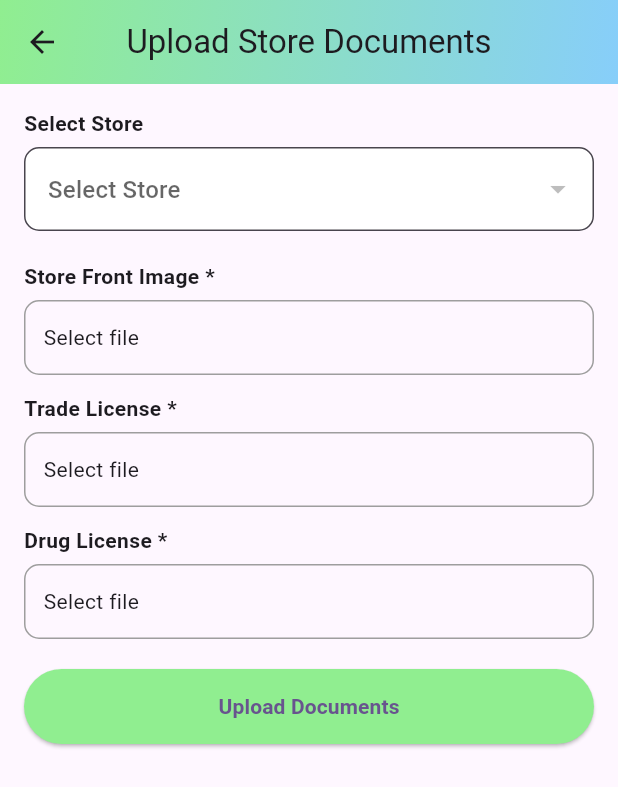
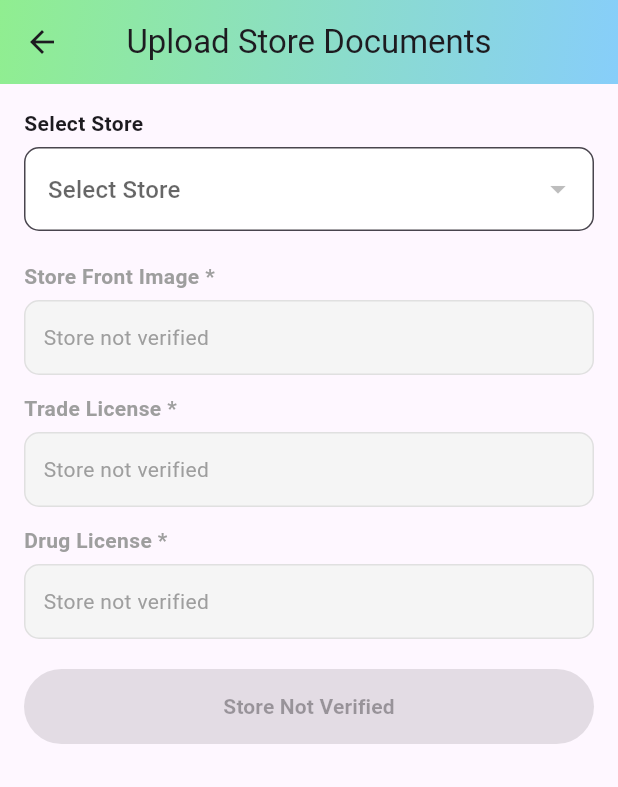
Before and after one commit to AnandBabu-123/storemanager, a Flutter app: the UpdateStoreDocumentsView screen opened by its route, on a phone screen of 412 x 824 dp. Shown: the top 787 px of the screen. Run offline on Flutter 3.47's test engine with Material 3 defaults, Android fonts, the light colour scheme and no system bars; our stand-ins replace connectivity_plus, dio, file_picker, flutter_svg, get, image_picker and 1 more; accounts and stored records are empty; statements that could not run were skipped.

```diff
--- a/lib/controllers/update_details_controller.dart
+++ b/lib/controllers/update_details_controller.dart
@@ -20,6 +20,7 @@ class UpdateDetailsController extends GetxController {
 
   var isEditable = true.obs;
   var isActiveStore = false.obs;
+  RxBool isStoreVerified = false.obs;
 
 
   /// STORE CATEGORY
@@ -309,6 +310,7 @@ class UpdateDetailsController extends GetxController {
 
     if (store == null) return;
 
+
     selectedStore.value = store;
 
     /// find matching business type
@@ -332,14 +334,11 @@ class UpdateDetailsController extends GetxController {
     gstController.text = store.gstNumber;
 
     /// 🔹 STATUS LOGIC
-    if (store.status == "ACTIVE") {
-      isEditable.value = false;     // 🔒 lock fields
-      isActiveStore.value = true;  // for UI color
+    if (store?.storeVerifiedStatus == "true") {
+      isEditable.value = false;     // 🔒 lock
     } else {
-      isEditable.value = true;     // ✏️ allow edit
-      isActiveStore.value = false;
+      isEditable.value = true;      // ✏️ allow edit
     }
-
     /// 🔹 SAVE SELECTED STORE ID
     await prefs.saveStoredUserId(store.userIdStoreId);
 
--- a/lib/screens/pharmacyStore/purchase_invoice_screen.dart
+++ b/lib/screens/pharmacyStore/purchase_invoice_screen.dart
@@ -581,8 +581,11 @@ class PurchaseInvoiceScreen extends StatelessWidget {
                       return TextFormField(
                         controller: entry.value,
                         readOnly: isAutoField,
+
                         decoration: InputDecoration(
-                          border: const OutlineInputBorder(),
+                          border: OutlineInputBorder(
+                            borderRadius: BorderRadius.circular(12), // 👈 radius here
+                          ),
                           isDense: true,
                           errorText: hasError ? "Required" : null,
                           enabledBorder: OutlineInputBorder(
--- a/lib/screens/pharmacyStore/sales_invoice_view.dart
+++ b/lib/screens/pharmacyStore/sales_invoice_view.dart
@@ -271,8 +271,10 @@ class SalesInvoiceView extends StatelessWidget {
                         : TextFormField(
                       controller: entry.value,
                       readOnly: isReadOnly(entry.key),
-                      decoration: const InputDecoration(
-                        border: OutlineInputBorder(),
+                      decoration:  InputDecoration(
+                        border: OutlineInputBorder(
+                          borderRadius: BorderRadius.circular(12), // 👈 radius here
+                        ),
                         isDense: true,
                       ),
                       onChanged: (_) {
--- a/lib/screens/update_store_documents_view.dart
+++ b/lib/screens/update_store_documents_view.dart
@@ -47,23 +47,38 @@ class UpdateStoreDocumentsView extends StatelessWidget {
             ),
             const SizedBox(height: 6),
 
+            // Obx(() {
+            //   final verifiedStores = controller.stores
+            //       .where((store) => store.storeVerifiedStatus == "true")
+            //       .toList();
+            //
+            //   return DropdownButtonFormField<StoreItem>(
+            //     value: controller.selectedStore.value,
+            //     items: verifiedStores.map((store) {
+            //       return DropdownMenuItem<StoreItem>(
+            //         value: store,
+            //         child: Text("${store.id} - ${store.name}"),
+            //       );
+            //     }).toList(),
+            //     onChanged: controller.onStoreSelected, // keep your logic
+            //     decoration: _inputDecoration("Select Store"),
+            //   );
+            // }),
+
             Obx(() {
-              final verifiedStores = controller.stores
-                  .where((store) => store.storeVerifiedStatus == "true")
-                  .toList();
-
               return DropdownButtonFormField<StoreItem>(
                 value: controller.selectedStore.value,
-                items: verifiedStores.map((store) {
+                items: controller.stores.map((store) {
                   return DropdownMenuItem<StoreItem>(
                     value: store,
                     child: Text("${store.id} - ${store.name}"),
                   );
                 }).toList(),
-                onChanged: controller.onStoreSelected, // keep your logic
+                onChanged: controller.onStoreSelected,
                 decoration: _inputDecoration("Select Store"),
               );
             }),
+
 
             const SizedBox(height: 20),
 
@@ -98,20 +113,27 @@ class UpdateStoreDocumentsView extends StatelessWidget {
             const SizedBox(height: 20),
 
             /// 🔹 UPLOAD BUTTON
-            SizedBox(
+            Obx(() => SizedBox(
               width: double.infinity,
               height: 50,
               child: ElevatedButton(
-                onPressed: controller.uploadDocuments,
+                onPressed: controller.isStoreVerified.value
+                    ? controller.uploadDocuments
+                    : null,
                 style: ElevatedButton.styleFrom(
-                  backgroundColor: const Color(0xFF90EE90),
+                  backgroundColor: controller.isStoreVerified.value
+                      ? const Color(0xFF90EE90)
+                      : Colors.grey,
                 ),
-                child: const Text(
-                  "Upload Documents",
-                  style: TextStyle(fontWeight: FontWeight.bold),
+                child: Text(
+                  controller.isStoreVerified.value
+                      ? "Upload Documents"
+                      : "Store Not Verified",
+                  style: const TextStyle(fontWeight: FontWeight.bold),
                 ),
               ),
-            ),
+            )),
+
           ],
         ),
       ),
@@ -136,35 +158,48 @@ class UpdateStoreDocumentsView extends StatelessWidget {
     required Rxn<File> selectedFile,
     required Function(File) onFileSelected,
   }) {
+    return Obx(() {
+      final isEnabled = controller.isStoreVerified.value;
+
       return Column(
         crossAxisAlignment: CrossAxisAlignment.start,
         children: [
-        Text(label, style: const TextStyle(fontWeight: FontWeight.bold)),
+          Text(label,
+              style: TextStyle(
+                fontWeight: FontWeight.bold,
+                color: isEnabled ? Colors.black : Colors.grey,
+              )),
           const SizedBox(height: 6),
 
-        Obx(() {
-          return GestureDetector(
-            onTap: () => _showPickDialog(
-              onFileSelected: onFileSelected,
-            ),
+          GestureDetector(
+            onTap: isEnabled
+                ? () => _showPickDialog(onFileSelected: onFileSelected)
+                : null,
             child: Container(
               height: 50,
               padding: const EdgeInsets.symmetric(horizontal: 12),
               decoration: BoxDecoration(
-                border: Border.all(color: Colors.grey),
+                border: Border.all(
+                    color: isEnabled ? Colors.grey : Colors.grey.shade300),
                 borderRadius: BorderRadius.circular(10),
+                color: isEnabled ? Colors.white : Colors.grey.shade100,
               ),
               alignment: Alignment.centerLeft,
               child: Text(
-                selectedFile.value?.path.split("/").last ?? "Select file",
-                style: const TextStyle(fontSize: 14),
+                selectedFile.value?.path.split("/").last ??
+                    (isEnabled ? "Select file" : "Store not verified"),
+                style: TextStyle(
+                  fontSize: 14,
+                  color: isEnabled ? Colors.black : Colors.grey,
                 ),
               ),
-          );
-        }),
+            ),
+          ),
         ],
       );
+    });
   }
+
   void _showPickDialog({required Function(File) onFileSelected}) {
     Get.bottomSheet(
       Container(
```
Also changed, not shown: lib/screens/authentication_views/login_view.dart (+18 -11 lines), 1 other file. Lines whose indentation alone changed are shown as unchanged.
